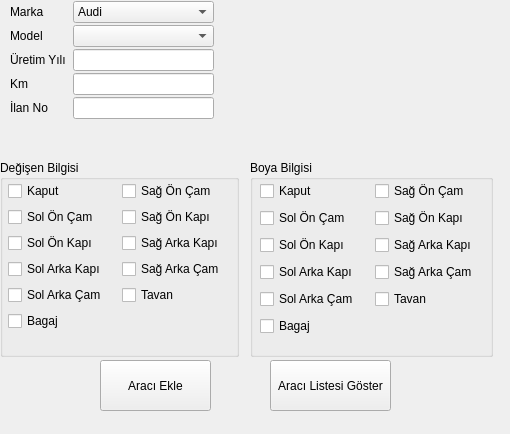
This is Views/arackayit/AracKayit.ui in bircanuysal/Autolyze-System-with-PyQt5 as Qt 5 draws it before an edit. The edited form follows.
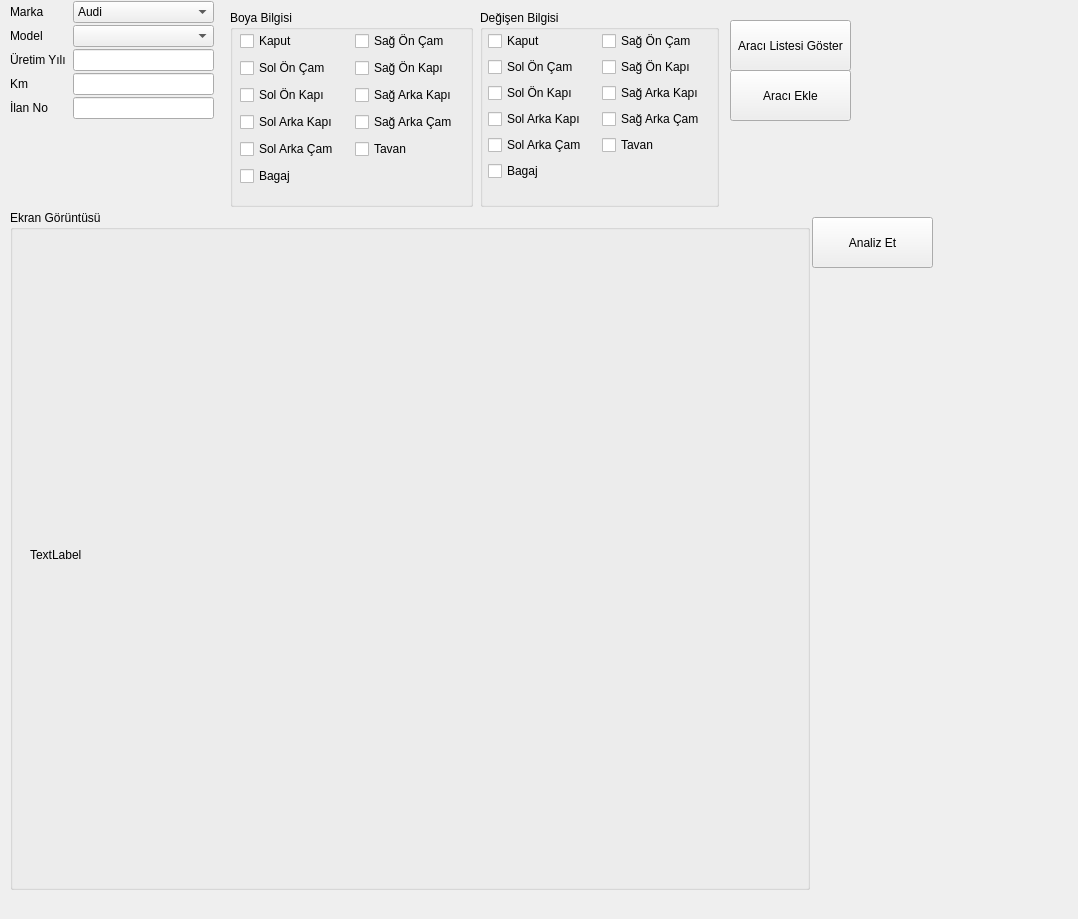
This is the edited form.

What changed in the file:
```diff
--- a/Views/arackayit/AracKayit.ui
+++ b/Views/arackayit/AracKayit.ui
@@ -6,8 +6,8 @@
    <rect>
     <x>0</x>
     <y>0</y>
-    <width>510</width>
-    <height>434</height>
+    <width>1078</width>
+    <height>919</height>
    </rect>
   </property>
   <property name="windowTitle">
@@ -111,8 +111,8 @@
   <widget class="QGroupBox" name="paintedInfo_GroupBox">
    <property name="geometry">
     <rect>
-     <x>250</x>
-     <y>160</y>
+     <x>230</x>
+     <y>10</y>
      <width>243</width>
      <height>197</height>
     </rect>
@@ -213,9 +213,9 @@
   <widget class="QPushButton" name="addCar_Button">
    <property name="geometry">
     <rect>
-     <x>100</x>
-     <y>360</y>
-     <width>111</width>
+     <x>730</x>
+     <y>70</y>
+     <width>121</width>
      <height>51</height>
     </rect>
    </property>
@@ -226,8 +226,8 @@
   <widget class="QGroupBox" name="ChagedInfo_GroupBox">
    <property name="geometry">
     <rect>
-     <x>0</x>
-     <y>160</y>
+     <x>480</x>
+     <y>10</y>
      <width>239</width>
      <height>197</height>
     </rect>
@@ -331,8 +331,8 @@
   <widget class="QPushButton" name="showCar_Button">
    <property name="geometry">
     <rect>
-     <x>270</x>
-     <y>360</y>
+     <x>730</x>
+     <y>20</y>
      <width>121</width>
      <height>51</height>
     </rect>
@@ -341,6 +341,48 @@
     <string>Aracı Listesi Göster</string>
    </property>
   </widget>
+  <widget class="QGroupBox" name="groupBox">
+   <property name="geometry">
+    <rect>
+     <x>10</x>
+     <y>210</y>
+     <width>800</width>
+     <height>680</height>
+    </rect>
+   </property>
+   <property name="title">
+    <string>Ekran Görüntüsü</string>
+   </property>
+   <widget class="QLabel" name="imageLabel">
+    <property name="geometry">
+     <rect>
+      <x>20</x>
+      <y>30</y>
+      <width>750</width>
+      <height>630</height>
+     </rect>
+    </property>
+    <property name="text">
+     <string>TextLabel</string>
+    </property>
+    <property name="scaledContents">
+     <bool>true</bool>
+    </property>
+   </widget>
+  </widget>
+  <widget class="QPushButton" name="AnalyzeSS_Button">
+   <property name="geometry">
+    <rect>
+     <x>812</x>
+     <y>217</y>
+     <width>121</width>
+     <height>51</height>
+    </rect>
+   </property>
+   <property name="text">
+    <string>Analiz Et</string>
+   </property>
+  </widget>
  </widget>
  <resources/>
  <connections/>
```
